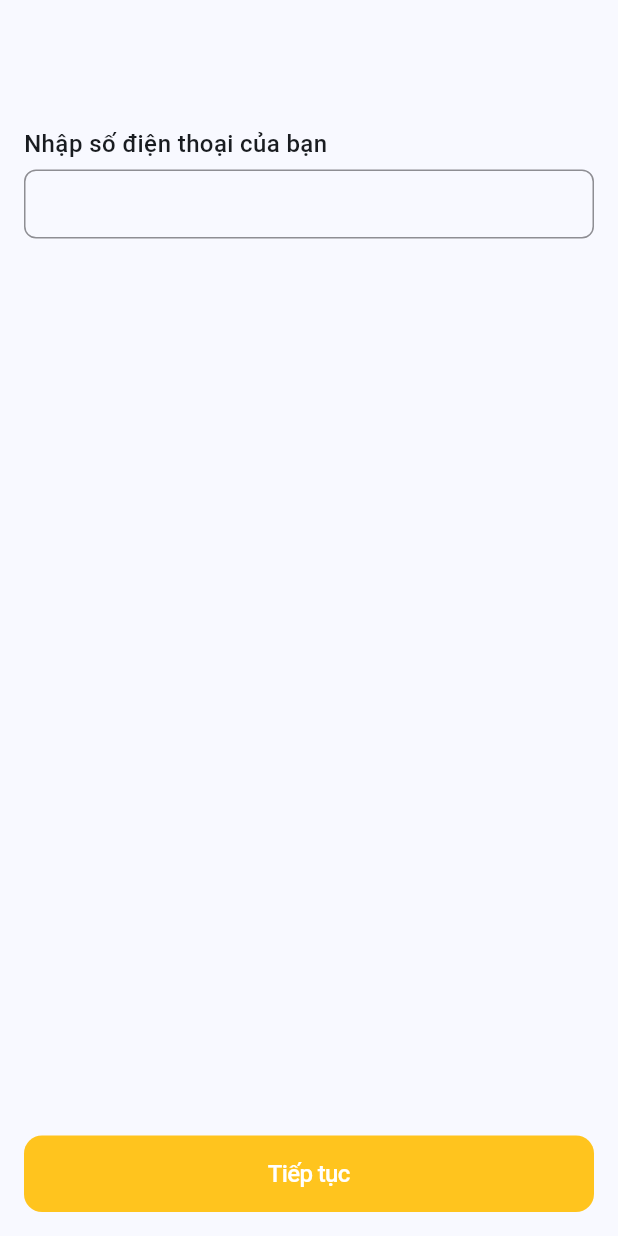
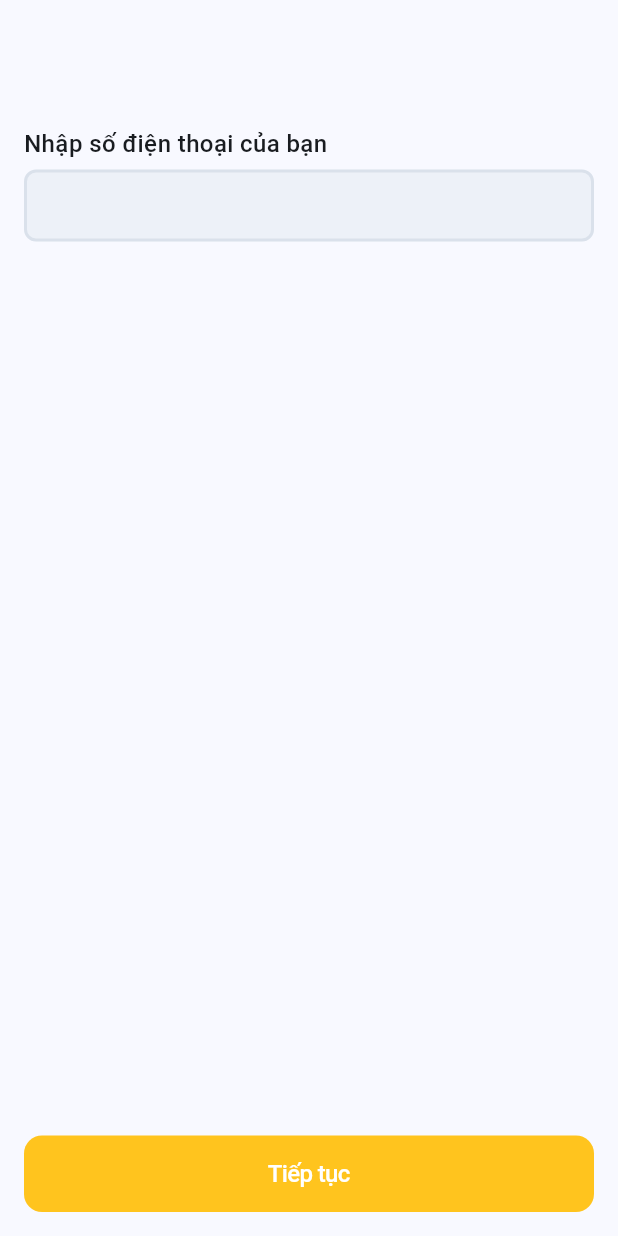
Before and after one commit to pvduc-dev/drunkdriver, a Flutter app: the screen it shows after launch, on a phone screen of 412 x 824 dp. Run offline on Flutter 3.47's test engine with Material 3 defaults, Android fonts, the phone set to English and light mode, and no system bars; our stand-ins replace intl_phone_field.

Commit message:
Feat: Update CupertinoTextField border and background
- Modified the `CupertinoTextField` in the register screen.
- Changed the border color from `CupertinoColors.systemGrey` to a custom color with opacity, specifically `Color(0xFF8FA1B7).withOpacity(0.2)`.
- Increased the border width from 1 to 2.
- Added a semi-transparent background color to the text field, setting it to `Color(0xFFE2EAF1).withOpacity(0.5)`.

```diff
--- a/lib/screens/register_screen.dart
+++ b/lib/screens/register_screen.dart
@@ -58,7 +58,8 @@ class RegisterScreenState extends State<RegisterScreen> {
                 CupertinoTextField(
                   padding: EdgeInsets.all(12),
                   decoration: BoxDecoration(
-                    border: Border.all(color: CupertinoColors.systemGrey, width: 1),
+                    color: Color(0xFFE2EAF1).withOpacity(0.5),
+                    border: Border.all(color: Color(0xFF8FA1B7).withOpacity(0.2), width: 2),
                     borderRadius: BorderRadius.circular(8),
                   ),
                 ),
```
